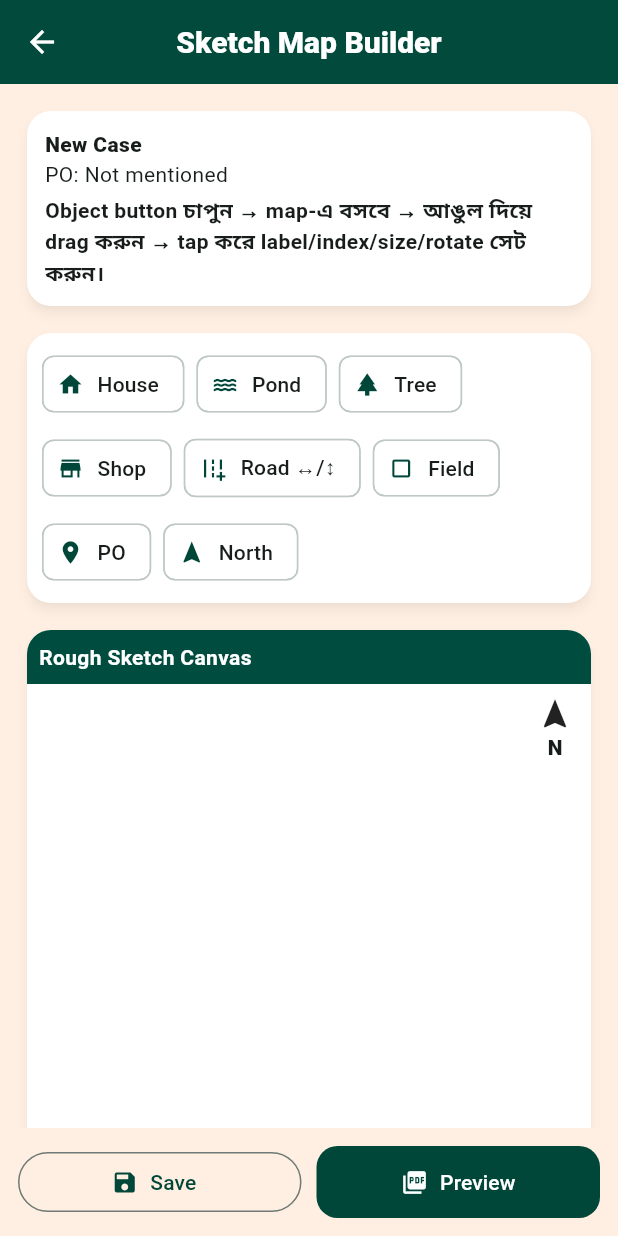
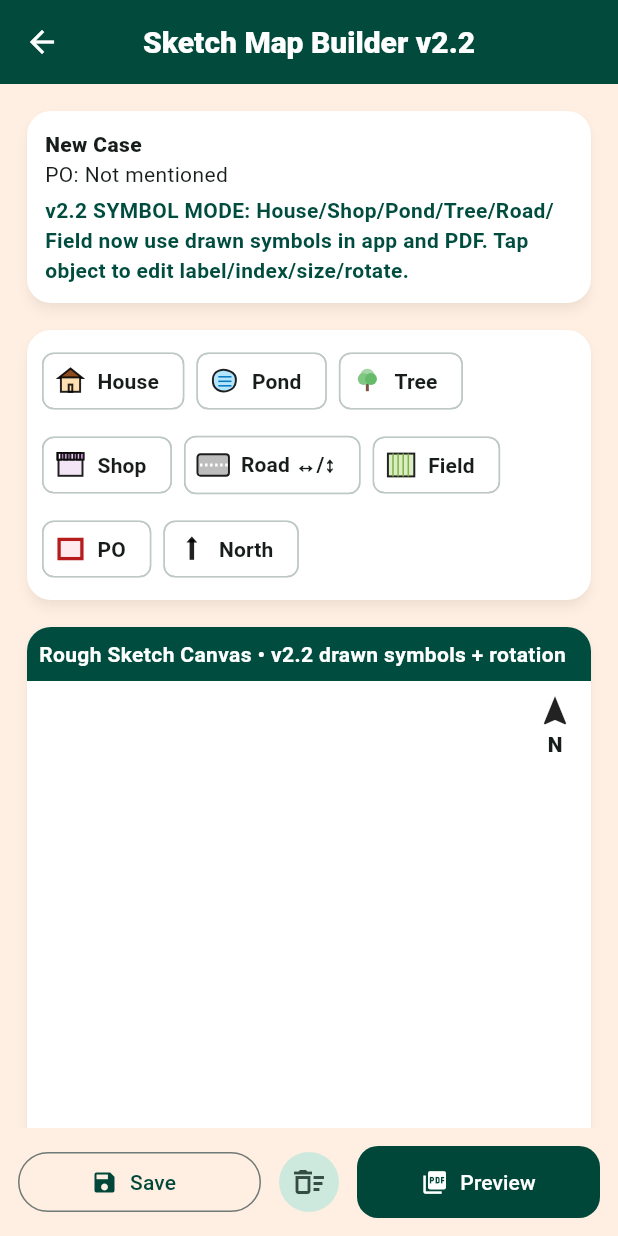
Before and after one commit to nexoofficialv1/investigation-process-mobile, a Flutter app: the SketchMapScreen screen opened directly with empty values, on a phone screen of 412 x 824 dp. Run offline on Flutter 3.47's test engine with Material 3 defaults, Android fonts, the phone set to English and light mode, and no system bars; our stand-ins replace pdf, printing, share_plus, shared_preferences; accounts and stored records are empty.

Commit message:
Force sketch map symbol UI and smooth drag fix

```diff
--- a/lib/screens/sketch_map_screen.dart
+++ b/lib/screens/sketch_map_screen.dart
@@ -109,7 +109,7 @@ class _SketchMapScreenState extends State<SketchMapScreen> {
       await _store.saveSketchMap(updated);
       if (!mounted) return;
       setState(() => _map = updated);
-      ScaffoldMessenger.of(context).showSnackBar(const SnackBar(content: Text('Sketch map saved')));
+      ScaffoldMessenger.of(context).showSnackBar(const SnackBar(content: Text('Sketch map saved • Symbol mode v2.2')));
       if (askCd) await _askMentionInCd();
     } catch (e) {
       if (!mounted) return;
@@ -278,14 +278,33 @@ class _SketchMapScreenState extends State<SketchMapScreen> {
   Widget build(BuildContext context) {
     return Scaffold(
       backgroundColor: AppTheme.cream,
-      appBar: AppBar(title: const Text('Sketch Map Builder')),
+      appBar: AppBar(title: const Text('Sketch Map Builder v2.2')),
       bottomNavigationBar: SafeArea(
         child: Padding(
           padding: const EdgeInsets.all(12),
           child: Row(
             children: [
               Expanded(child: OutlinedButton.icon(onPressed: () => _save(), icon: const Icon(Icons.save), label: const Text('Save'))),
-              const SizedBox(width: 10),
+              const SizedBox(width: 8),
+              IconButton.filledTonal(
+                tooltip: 'Clear map objects',
+                onPressed: () async {
+                  final ok = await showDialog<bool>(
+                    context: context,
+                    builder: (_) => AlertDialog(
+                      title: const Text('Clear sketch map?'),
+                      content: const Text('This will remove all map objects from this case sketch. Continue?'),
+                      actions: [
+                        TextButton(onPressed: () => Navigator.pop(context, false), child: const Text('No')),
+                        FilledButton(onPressed: () => Navigator.pop(context, true), child: const Text('Yes')),
+                      ],
+                    ),
+                  );
+                  if (ok == true) setState(() => _map = _map.copyWith(objects: const []));
+                },
+                icon: const Icon(Icons.delete_sweep_outlined),
+              ),
+              const SizedBox(width: 8),
               Expanded(child: FilledButton.icon(onPressed: _preview, icon: const Icon(Icons.picture_as_pdf), label: const Text('Preview'))),
             ],
           ),
@@ -319,7 +338,7 @@ class _SketchMapScreenState extends State<SketchMapScreen> {
             Text(widget.caseFile.displayTitle, style: const TextStyle(fontWeight: FontWeight.w900)),
             Text('PO: ${widget.caseFile.placeOfOccurrence.isEmpty ? 'Not mentioned' : widget.caseFile.placeOfOccurrence}'),
             const SizedBox(height: 4),
-            const Text('Object button চাপুন → map-এ বসবে → আঙুল দিয়ে drag করুন → tap করে label/index/size/rotate সেট করুন।', style: TextStyle(fontWeight: FontWeight.w600)),
+            const Text('v2.2 SYMBOL MODE: House/Shop/Pond/Tree/Road/Field now use drawn symbols in app and PDF. Tap object to edit label/index/size/rotate.', style: TextStyle(fontWeight: FontWeight.w700, color: Color(0xFF004D40))),
           ],
         ),
       ),
@@ -345,8 +364,8 @@ class _SketchMapScreenState extends State<SketchMapScreen> {
           runSpacing: 8,
           children: items
               .map((e) => ActionChip(
-                    avatar: Icon(e.icon, size: 18),
-                    label: Text(e.label),
+                    avatar: SizedBox(width: 26, height: 22, child: CustomPaint(painter: _MapSymbolPainter(type: e.type))),
+                    label: Text(e.label, style: const TextStyle(fontWeight: FontWeight.w700)),
                     onPressed: () => _addObject(e.type),
                   ))
               .toList(),
@@ -364,7 +383,7 @@ class _SketchMapScreenState extends State<SketchMapScreen> {
             width: double.infinity,
             padding: const EdgeInsets.all(8),
             color: const Color(0xFF004D40),
-            child: const Text('Rough Sketch Canvas', style: TextStyle(color: Colors.white, fontWeight: FontWeight.bold)),
+            child: const Text('Rough Sketch Canvas • v2.2 drawn symbols + rotation', style: TextStyle(color: Colors.white, fontWeight: FontWeight.bold)),
           ),
           AspectRatio(
             aspectRatio: 1.12,
@@ -408,8 +427,8 @@ class _SketchMapScreenState extends State<SketchMapScreen> {
         behavior: HitTestBehavior.translucent,
         onTap: () => _editObjectDialog(obj),
         onPanUpdate: (details) {
-          final nx = (((left + details.delta.dx) / w).clamp(0.0, 0.96)).toDouble();
-          final ny = (((top + details.delta.dy) / h).clamp(0.0, 0.96)).toDouble();
+          final nx = (obj.x + details.delta.dx / w).clamp(0.0, 0.96).toDouble();
+          final ny = (obj.y + details.delta.dy / h).clamp(0.0, 0.96).toDouble();
           _updateObject(obj.copyWith(x: nx, y: ny));
         },
         child: Transform.rotate(
```
Also changed, not shown: 2 other files.
